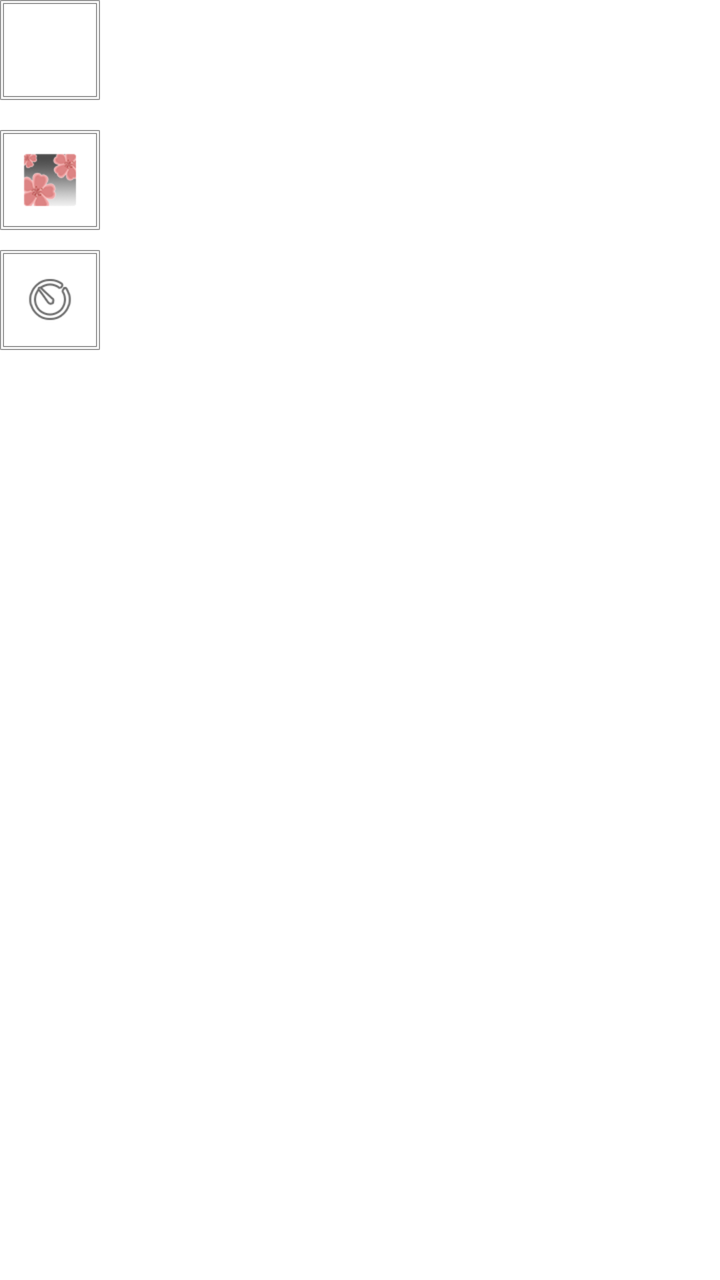
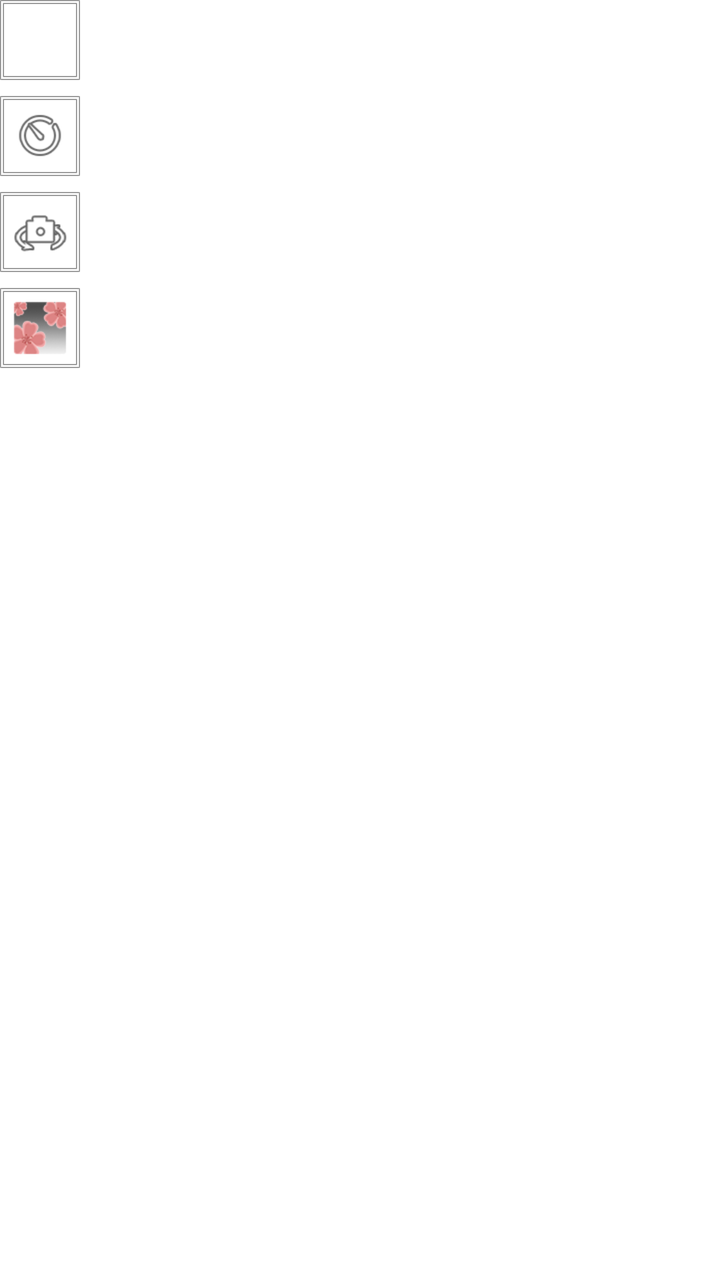

The first picture is an Android layout as it rendered before a commit; the second is the same layout after the commit. The layout source and the unified diff follow.
<!-- AndroidManifest.xml: fallback theme Theme.MaterialComponents.DayNight.NoActionBar -->
<!-- res/layout/camera_left.xml -->
<?xml version="1.0" encoding="utf-8"?>
<LinearLayout xmlns:android="http://schemas.android.com/apk/res/android"
    android:layout_width="match_parent"
    android:layout_height="match_parent"
    android:orientation="vertical">

    <ImageButton
        android:id="@+id/btn_camera_option"
        android:layout_width="@dimen/GALLERYBUTTON_HEIGHT"
        android:layout_height="@dimen/GALLERYBUTTON_HEIGHT"
        android:layout_marginBottom="15dp"
        android:background="@drawable/selector_boxbutton"
        android:scaleType="fitXY"
        android:src="@drawable/menu" />

    <ImageButton
        android:id="@+id/btn_cherryfilter"
        android:layout_width="@dimen/GALLERYBUTTON_HEIGHT"
        android:layout_height="@dimen/GALLERYBUTTON_HEIGHT"
        android:layout_marginBottom="10dp"
        android:background="@drawable/selector_boxbutton"
        android:src="@drawable/cherry_off" />
    
    <ImageButton
        android:id="@+id/btn_camera_face"
        android:layout_width="@dimen/GALLERYBUTTON_HEIGHT"
        android:layout_height="@dimen/GALLERYBUTTON_HEIGHT"
        android:layout_marginBottom="10dp"
        android:background="@drawable/selector_boxbutton"
        android:src="@drawable/camera_change"
        android:visibility="gone" />
    
    <ImageButton
        android:id="@+id/btn_camera_timer"
        android:layout_width="@dimen/GALLERYBUTTON_HEIGHT"
        android:layout_height="@dimen/GALLERYBUTTON_HEIGHT"
        android:layout_marginBottom="10dp"
        android:background="@drawable/selector_boxbutton"
        android:src="@drawable/timer" />

    <ImageButton
        android:id="@+id/btn_camera_flash"
        android:layout_width="wrap_content"
        android:layout_height="wrap_content"
        android:layout_marginBottom="10dp"
        android:background="@drawable/selector_boxbutton"
        android:src="@drawable/flash_auto"
        android:visibility="gone" />

    <ImageButton
        android:id="@+id/btn_camera_focus"
        android:layout_width="wrap_content"
        android:layout_height="wrap_content"
        android:layout_marginBottom="10dp"
        android:background="@drawable/selector_boxbutton"
        android:src="@drawable/focus_auto"
        android:visibility="gone" />
    
    <ImageButton
        android:id="@+id/btn_camera_zoom"
        android:layout_width="wrap_content"
        android:layout_height="wrap_content"
        android:background="@drawable/selector_boxbutton"
        android:src="@drawable/zoom_off"
        android:visibility="gone" />

</LinearLayout>
<!-- resources referenced by this layout -->
<resources>
  <dimen name="GALLERYBUTTON_HEIGHT">50dp</dimen>
  <!-- drawable camera_change: png bitmap (drawable-xhdpi, 2570 bytes) -->
  <!-- drawable cherry_off: png bitmap (drawable-xhdpi, 4438 bytes) -->
  <!-- drawable flash_auto: png bitmap (drawable-xhdpi, 2416 bytes) -->
  <!-- drawable focus_auto: png bitmap (drawable-xhdpi, 1396 bytes) -->
  <!-- drawable menu: png bitmap (drawable-xhdpi, 1984 bytes) -->
  <!-- drawable selector_boxbutton (drawable) -->
  <?xml version="1.0" encoding="utf-8"?>
  <selector xmlns:android="http://schemas.android.com/apk/res/android">
  	<item 
  		android:state_pressed="true" 
  		android:drawable="@drawable/button_box1">
  	</item>
      <item 
      	android:state_enabled="true" 
      	android:drawable="@drawable/button_box0">
      </item> 
  </selector>
  <!-- drawable timer: png bitmap (drawable-xhdpi, 2719 bytes) -->
  <!-- drawable zoom_off: png bitmap (drawable-xhdpi, 3141 bytes) -->
  <!-- drawable button_box1: png bitmap (drawable-xhdpi, 191 bytes) -->
  <!-- drawable button_box0: png bitmap (drawable-xhdpi, 183 bytes) -->
</resources>

<!-- the commit's change to res/layout/camera_left.xml (unified diff, before → after) -->
@@ -6,60 +6,69 @@
 
     <ImageButton
         android:id="@+id/btn_camera_option"
-        android:layout_width="@dimen/GALLERYBUTTON_HEIGHT"
-        android:layout_height="@dimen/GALLERYBUTTON_HEIGHT"
-        android:layout_marginBottom="15dp"
+        android:layout_width="@dimen/MENUBUTTON_SIZE"
+        android:layout_height="@dimen/MENUBUTTON_SIZE"
+        android:layout_marginBottom="@dimen/MENUBUTTON_MARGIN"
         android:background="@drawable/selector_boxbutton"
         android:scaleType="fitXY"
         android:src="@drawable/menu" />
 
     <ImageButton
-        android:id="@+id/btn_cherryfilter"
-        android:layout_width="@dimen/GALLERYBUTTON_HEIGHT"
-        android:layout_height="@dimen/GALLERYBUTTON_HEIGHT"
-        android:layout_marginBottom="10dp"
-        android:background="@drawable/selector_boxbutton"
-        android:src="@drawable/cherry_off" />
-    
-    <ImageButton
-        android:id="@+id/btn_camera_face"
-        android:layout_width="@dimen/GALLERYBUTTON_HEIGHT"
-        android:layout_height="@dimen/GALLERYBUTTON_HEIGHT"
-        android:layout_marginBottom="10dp"
-        android:background="@drawable/selector_boxbutton"
-        android:src="@drawable/camera_change"
-        android:visibility="gone" />
-    
-    <ImageButton
-        android:id="@+id/btn_camera_timer"
-        android:layout_width="@dimen/GALLERYBUTTON_HEIGHT"
-        android:layout_height="@dimen/GALLERYBUTTON_HEIGHT"
-        android:layout_marginBottom="10dp"
-        android:background="@drawable/selector_boxbutton"
-        android:src="@drawable/timer" />
-
-    <ImageButton
         android:id="@+id/btn_camera_flash"
-        android:layout_width="wrap_content"
-        android:layout_height="wrap_content"
-        android:layout_marginBottom="10dp"
+        android:layout_width="@dimen/MENUBUTTON_SIZE"
+        android:layout_height="@dimen/MENUBUTTON_SIZE"
+        android:layout_marginBottom="@dimen/MENUBUTTON_MARGIN"
         android:background="@drawable/selector_boxbutton"
         android:src="@drawable/flash_auto"
         android:visibility="gone" />
 
     <ImageButton
-        android:id="@+id/btn_camera_focus"
-        android:layout_width="wrap_content"
-        android:layout_height="wrap_content"
-        android:layout_marginBottom="10dp"
+        android:id="@+id/btn_camera_timer"
+        android:layout_width="@dimen/MENUBUTTON_SIZE"
+        android:layout_height="@dimen/MENUBUTTON_SIZE"
+        android:layout_marginBottom="@dimen/MENUBUTTON_MARGIN"
         android:background="@drawable/selector_boxbutton"
-        android:src="@drawable/focus_auto"
+        android:src="@drawable/timer" />
+
+    <ImageButton
+        android:id="@+id/btn_camera_face"
+        android:layout_width="@dimen/MENUBUTTON_SIZE"
+        android:layout_height="@dimen/MENUBUTTON_SIZE"
+        android:layout_marginBottom="@dimen/MENUBUTTON_MARGIN"
+        android:background="@drawable/selector_boxbutton"
+        android:src="@drawable/camera_change" />
+
+    <ImageButton
+        android:id="@+id/btn_camera_barcode"
+        android:layout_width="@dimen/MENUBUTTON_SIZE"
+        android:layout_height="@dimen/MENUBUTTON_SIZE"
+        android:layout_marginBottom="@dimen/MENUBUTTON_MARGIN"
+        android:background="@drawable/selector_boxbutton"
+        android:src="@drawable/scene_barcode"
         android:visibility="gone" />
+
+    <ImageButton
+        android:id="@+id/btn_camera_effect"
+        android:layout_width="@dimen/MENUBUTTON_SIZE"
+        android:layout_height="@dimen/MENUBUTTON_SIZE"
+        android:layout_marginBottom="@dimen/MENUBUTTON_MARGIN"
+        android:background="@drawable/selector_boxbutton"
+        android:src="@drawable/effect_other"
+        android:visibility="gone" />
+
+    <ImageButton
+        android:id="@+id/btn_cherryfilter"
+        android:layout_width="@dimen/MENUBUTTON_SIZE"
+        android:layout_height="@dimen/MENUBUTTON_SIZE"
+        android:layout_marginBottom="@dimen/MENUBUTTON_MARGIN"
+        android:background="@drawable/selector_boxbutton"
+        android:src="@drawable/cherry_off" />
     
     <ImageButton
         android:id="@+id/btn_camera_zoom"
-        android:layout_width="wrap_content"
-        android:layout_height="wrap_content"
+        android:layout_width="@dimen/MENUBUTTON_SIZE"
+        android:layout_height="@dimen/MENUBUTTON_SIZE"
+        android:layout_marginBottom="@dimen/MENUBUTTON_MARGIN"
         android:background="@drawable/selector_boxbutton"
         android:src="@drawable/zoom_off"
         android:visibility="gone" />
<!-- resource entries referenced after the edit -->
@@ -1,11 +1,13 @@
 <!-- resources referenced by this layout -->
 <resources>
-  <dimen name="GALLERYBUTTON_HEIGHT">50dp</dimen>
+  <dimen name="MENUBUTTON_MARGIN">12dp</dimen>
+  <dimen name="MENUBUTTON_SIZE">60dp</dimen>
   <!-- drawable camera_change: png bitmap (drawable-xhdpi, 2570 bytes) -->
   <!-- drawable cherry_off: png bitmap (drawable-xhdpi, 4438 bytes) -->
+  <!-- drawable effect_other: png bitmap (drawable-xhdpi, 4941 bytes) -->
   <!-- drawable flash_auto: png bitmap (drawable-xhdpi, 2416 bytes) -->
-  <!-- drawable focus_auto: png bitmap (drawable-xhdpi, 1396 bytes) -->
   <!-- drawable menu: png bitmap (drawable-xhdpi, 1984 bytes) -->
+  <!-- drawable scene_barcode: png bitmap (drawable-xhdpi, 276 bytes) -->
   <!-- drawable selector_boxbutton (drawable) -->
   <?xml version="1.0" encoding="utf-8"?>
   <selector xmlns:android="http://schemas.android.com/apk/res/android">
